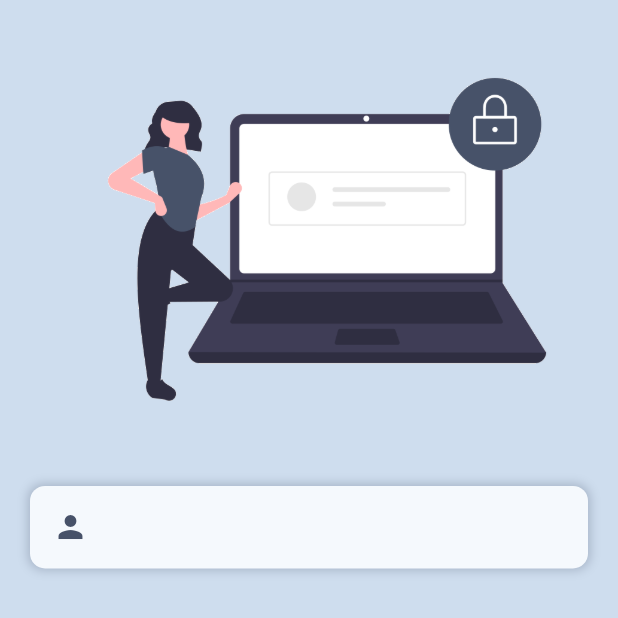
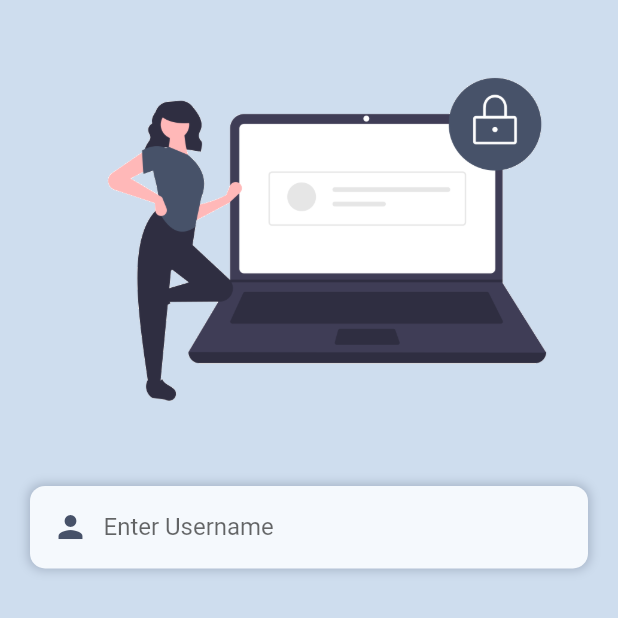
Before and after one commit to chinthanipiumi2001/nike_shoe_app, a Flutter app: the screen it shows after launch, on a phone screen of 412 x 824 dp, the top half of it. Run offline on Flutter 3.47's test engine with Material 2 defaults, Android fonts, the phone set to English and light mode, and no system bars.

Commit message:
add text username

```diff
--- a/lib/pages/Login Page.dart
+++ b/lib/pages/Login Page.dart
@@ -35,7 +35,14 @@ class LoginPage extends StatelessWidget{
                     ),
                     SizedBox(width: 10),
                     Container(
-
+                      //margin: EdgeInsets.,
+                      width: 250,
+                      child: TextFormField(
+                        decoration: InputDecoration(
+                          border: InputBorder.none,
+                          hintText: "Enter Username",
+                        ),
+                      ),
                     ),
                   ],
                 ),
```
